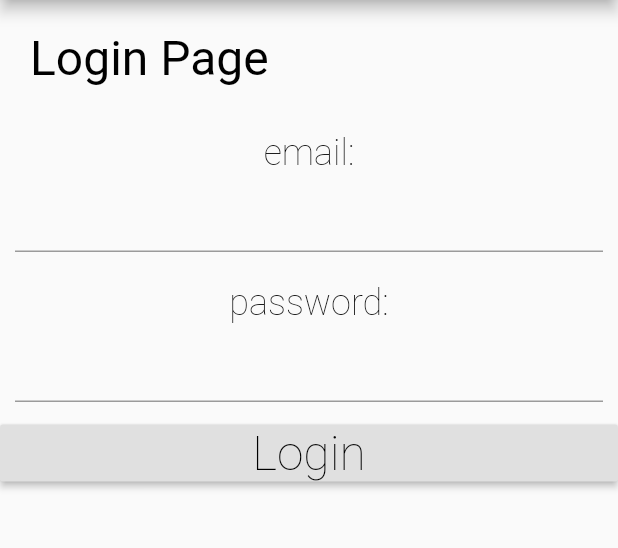
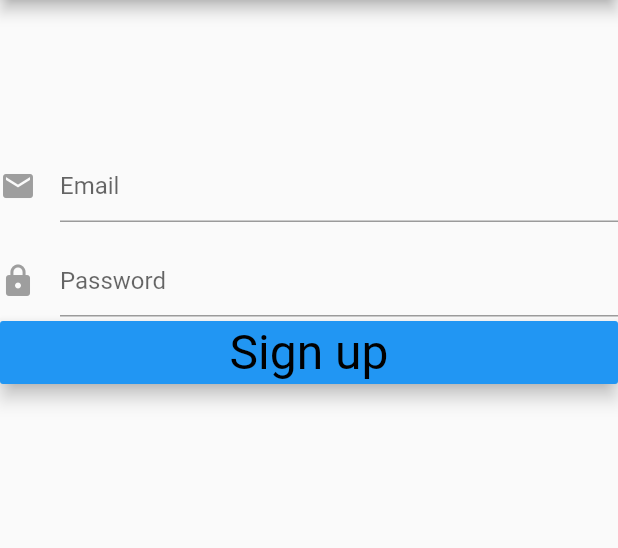
Before and after one commit to hiracky16/pic_word, a Flutter app: the screen it shows after launch, on a phone screen of 412 x 824 dp, the part 84-632 px from its top. Run offline on Flutter 3.47's test engine with Material 2 defaults, Android fonts, the phone set to English and light mode, and no system bars; our stand-ins replace firebase_auth; accounts and stored records are empty.

Commit message:
ログイン画面完成

```diff
--- a/lib/login.dart
+++ b/lib/login.dart
@@ -1,4 +1,5 @@
 import 'package:flutter/material.dart';
+import 'package:firebase_auth/firebase_auth.dart';
 
 class LoginPage extends StatefulWidget {
   LoginPage({Key key}) : super(key: key);
@@ -9,6 +10,9 @@ class LoginPage extends StatefulWidget {
 class _LoginPageState extends State<LoginPage> {
   String _email;
   String _password;
+  FirebaseUser _user;
+  final FirebaseAuth _firebaseAuth = FirebaseAuth.instance;
+
   final emailController = TextEditingController();
   final passwordController = TextEditingController();
 
@@ -21,7 +25,6 @@ class _LoginPageState extends State<LoginPage> {
 
   @override
   Widget build(BuildContext context) {
-    print(_email);
     return new Scaffold(
         appBar: new AppBar(
           title: new Text('PicWord'),
@@ -32,91 +35,76 @@ class _LoginPageState extends State<LoginPage> {
             crossAxisAlignment: CrossAxisAlignment.stretch,
             children: <Widget>[
               new Padding(
-                child: new Text(
-                  "Login Page",
-                  style: new TextStyle(
-                      fontSize: 32.0,
-                      color: const Color(0xFF000000),
-                      fontWeight: FontWeight.w400,
-                      fontFamily: "Roboto"),
+                  padding: const EdgeInsets.fromLTRB(0.0, 100.0, 0.0, 0.0),
+                  child: new TextFormField(
+                    controller: emailController,
+                    maxLines: 1,
+                    keyboardType: TextInputType.emailAddress,
+                    autofocus: false,
+                    decoration: new InputDecoration(
+                        hintText: 'Email',
+                        icon: new Icon(
+                          Icons.mail,
+                          color: Colors.grey,
+                        )),
+                    validator: (value) =>
+                        value.isEmpty ? 'Email can\'t be empty' : null,
+                    onChanged: (value) => _email = value.trim(),
+                  )),
+              Padding(
+                padding: const EdgeInsets.fromLTRB(0.0, 15.0, 0.0, 0.0),
+                child: new TextFormField(
+                  controller: passwordController,
+                  maxLines: 1,
+                  obscureText: true,
+                  autofocus: false,
+                  decoration: new InputDecoration(
+                      hintText: 'Password',
+                      icon: new Icon(
+                        Icons.lock,
+                        color: Colors.grey,
+                      )),
+                  validator: (value) =>
+                      value.isEmpty ? 'Password can\'t be empty' : null,
+                  onChanged: (value) => _password = value.trim(),
                 ),
-                padding: const EdgeInsets.all(20.0),
               ),
-              new Padding(
-                child: new Column(
-                    mainAxisAlignment: MainAxisAlignment.start,
-                    mainAxisSize: MainAxisSize.max,
-                    crossAxisAlignment: CrossAxisAlignment.center,
-                    children: <Widget>[
-                      new Text(
-                        "email:",
-                        style: new TextStyle(
-                            fontSize: 24.0,
-                            color: const Color(0xFF000000),
-                            fontWeight: FontWeight.w200,
-                            fontFamily: "Roboto"),
-                      ),
-                      new TextField(
-                        onChanged: (text) {
-                          setState(() {
-                            this._email = text;
-                          });
-                        },
-                        controller: emailController,
-                        style: new TextStyle(
-                            fontSize: 24.0,
-                            color: const Color(0xFF000000),
-                            fontWeight: FontWeight.w200,
-                            fontFamily: "Roboto"),
-                      )
-                    ]),
-                padding: const EdgeInsets.all(10.0),
-              ),
-              new Padding(
-                child: new Column(
-                    mainAxisAlignment: MainAxisAlignment.start,
-                    mainAxisSize: MainAxisSize.max,
-                    crossAxisAlignment: CrossAxisAlignment.center,
-                    children: <Widget>[
-                      new Text(
-                        "password:",
-                        style: new TextStyle(
-                            fontSize: 24.0,
-                            color: const Color(0xFF000000),
-                            fontWeight: FontWeight.w200,
-                            fontFamily: "Roboto"),
-                      ),
-                      new TextField(
-                        onChanged: (text) {
-                          this._password = text;
-                        },
-                        controller: passwordController,
-                        style: new TextStyle(
-                            fontSize: 24.0,
-                            color: const Color(0xFF000000),
-                            fontWeight: FontWeight.w200,
-                            fontFamily: "Roboto"),
-                      )
-                    ]),
-                padding: const EdgeInsets.all(10.0),
-              ),
-              new RaisedButton(
+              new MaterialButton(
                   key: null,
                   onPressed: buttonPressed,
-                  color: const Color(0xFFe0e0e0),
+                  color: Colors.blue,
+                  elevation: 5.0,
+                  minWidth: 200.0,
+                  height: 42.0,
                   child: new Text(
-                    "Login",
+                    "Sign up",
                     style: new TextStyle(
                         fontSize: 32.0,
                         color: const Color(0xFF000000),
-                        fontWeight: FontWeight.w200,
+                        fontWeight: FontWeight.w400,
                         fontFamily: "Roboto"),
                   ))
             ]));
   }
 
-  void buttonPressed() {
-    print(_email);
-    print(_password);
+  void buttonPressed() async {
+    FirebaseUser user;
+    try {
+      user = await _firebaseAuth.createUserWithEmailAndPassword(
+        email: _email, password: _password
+      );
+    } catch (e) {
+      print(e.toString());
+    }
+    if (user != null) {
+      setState(() {
+        _user = user;
+        _email = '';
+        _password = '';
+      });
+      emailController.text = '';
+      passwordController.text = '';
+    }
+    print('sign up');
   }
 }
--- a/pubspec.yaml
+++ b/pubspec.yaml
@@ -19,6 +19,8 @@ environment:
 dependencies:
   flutter:
     sdk: flutter
+  firebase_core: ^0.4.0+3
+  firebase_auth: ^0.11.1+5
 
   # The following adds the Cupertino Icons font to your application.
   # Use with the CupertinoIcons class for iOS style icons.
```
Also changed, not shown: lib/add_word.dart (added, +45 -0 lines), pubspec.lock, 12 other files.
